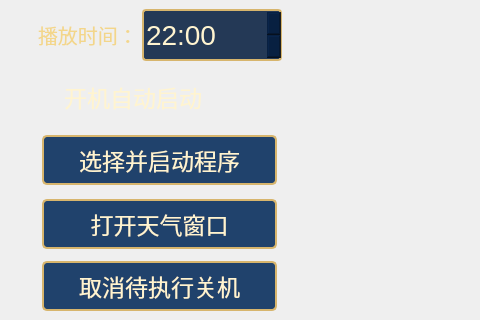
First picture: the form in aboutwindows/settings/settingswindow.ui, repository solusy233/ays2z-233, before the edit; both pictures show x 0 to 480 and y 168 to 488 of the 1287 by 720 pixel window.
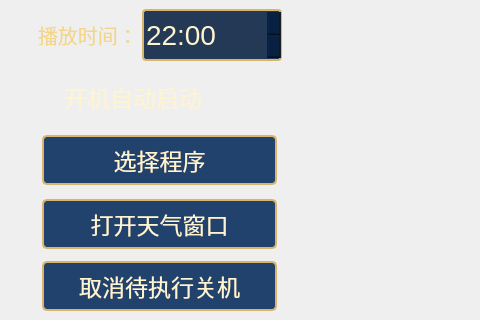
Second picture: the form after the edit.

```diff
--- a/aboutwindows/settings/settingswindow.ui
+++ b/aboutwindows/settings/settingswindow.ui
@@ -152,7 +152,7 @@
     </font>
    </property>
    <property name="text">
-    <string>选择并启动程序</string>
+    <string>选择程序</string>
    </property>
   </widget>
   <widget class="QStatusBar" name="statusbar">
```
Lines whose indentation alone changed are shown as unchanged.
